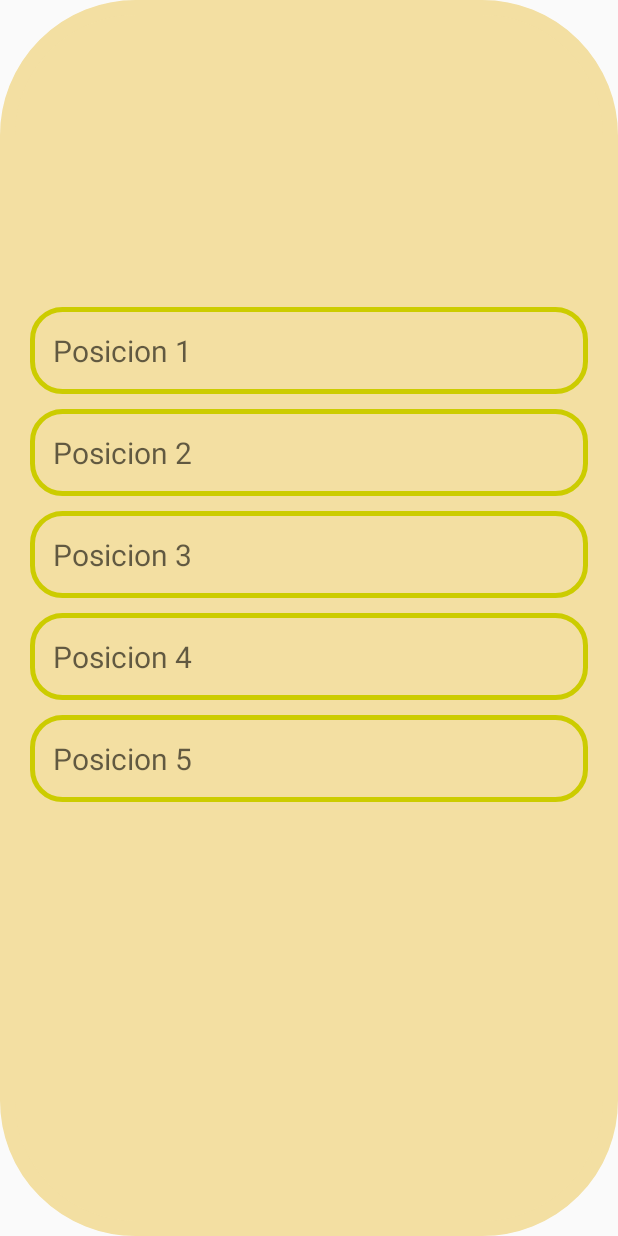
After one commit to moisiete99/AdivinaQuien, an Android app: the ClasificacionActivity screen opened directly, with no data from a screen before it, on a phone screen of 412 x 824 dp. The commit adds this screen. Run offline under Robolectric (Android 15) with nearby library versions, the phone set to English and light mode, and no system bars; our stand-ins replace Firebase (no records; nobody signed in at launch, a user with empty details on screens opened directly).

Commit message:
mostrando clasificacion OK

```diff
--- a/app/src/main/AndroidManifest.xml
+++ b/app/src/main/AndroidManifest.xml
@@ -9,6 +9,9 @@
         android:roundIcon="@mipmap/ic_launcher_round"
         android:supportsRtl="true"
         android:theme="@style/Theme.AdivinaQuien">
+        <activity
+            android:name=".ClasificacionActivity"
+            android:exported="true" />
         <activity
             android:name=".Chat2"
             android:exported="true" />
--- /dev/null
+++ b/app/src/main/java/com/example/adivinaquien/ClasificacionActivity.kt
@@ -0,0 +1,94 @@
+package com.example.adivinaquien
+
+import androidx.appcompat.app.AppCompatActivity
+import android.os.Bundle
+import android.view.View
+import android.view.Window
+import android.widget.TextView
+import com.google.firebase.auth.FirebaseAuth
+import com.google.firebase.database.*
+
+class ClasificacionActivity : AppCompatActivity() {
+
+    //lateinit var lvDatos: ListView
+    lateinit var txtc0: TextView
+    lateinit var txtc1: TextView
+    lateinit var txtc2: TextView
+    lateinit var txtc3: TextView
+    lateinit var txtc4: TextView
+    lateinit var mDbRef: DatabaseReference
+    lateinit var mAuth: FirebaseAuth
+    var datosList = arrayListOf<String>()
+
+    override fun onCreate(savedInstanceState: Bundle?) {
+        super.onCreate(savedInstanceState)
+        supportRequestWindowFeature(Window.FEATURE_NO_TITLE) //quitamos title Bar
+        setContentView(R.layout.activity_clasificacion)
+        window.decorView.systemUiVisibility = View.SYSTEM_UI_FLAG_FULLSCREEN
+        actionBar?.hide()
+        supportActionBar?.hide()
+
+        mAuth = FirebaseAuth.getInstance() //intancia para autentificacion
+        mDbRef = FirebaseDatabase.getInstance().getReference() //instancia para BD
+
+        txtc0 = findViewById(R.id.txt_c0)
+        txtc1 = findViewById(R.id.txt_c1)
+        txtc2 = findViewById(R.id.txt_c2)
+        txtc3 = findViewById(R.id.txt_c3)
+        txtc4 = findViewById(R.id.txt_c4)
+
+        leerClasificacionBD()
+    }
+
+    fun leerClasificacionBD() {
+        mDbRef.child("clasificacion").addValueEventListener(object : ValueEventListener {
+            override fun onDataChange(snapshot: DataSnapshot) {
+                val myuid: String = mAuth.currentUser?.uid!!
+                println("MyUID: " + myuid)
+                for (postSnapshot in snapshot.children) {
+                    val fechaBD = postSnapshot.value.toString()
+
+                    println(postSnapshot)
+                    if (postSnapshot.key.toString() == myuid) { //mostramos de nuestro propio usuario
+                        datosList.add(fechaBD)
+                    }
+                }
+
+                println("datosList: " + datosList.size)//2
+                if (datosList.size == 0)
+                    println("No hay datos")
+                if (datosList.size == 1) {
+                    txtc0.text = datosList[0]
+                }
+                if (datosList.size == 2) {
+                    txtc0.text = datosList[0]
+                    txtc1.text = datosList[1]
+                }
+                if (datosList.size == 3) {
+                    txtc0.text = datosList[0]
+                    txtc1.text = datosList[1]
+                    txtc2.text = datosList[2]
+                }
+                if (datosList.size == 4) {
+                    txtc0.text = datosList[0]
+                    txtc1.text = datosList[1]
+                    txtc2.text = datosList[2]
+                    txtc3.text = datosList[3]
+                }
+                if (datosList.size == 5) {
+                    txtc0.text = datosList[0]
+                    txtc1.text = datosList[1]
+                    txtc2.text = datosList[2]
+                    txtc3.text = datosList[3]
+                    txtc4.text = datosList[4]
+                }
+                //println("Clasificaciones" + Arrays.toString(datosList.toArray()))
+            }
+
+            override fun onCancelled(error: DatabaseError) {
+
+            }
+
+        })
+    }
+}
--- a/app/src/main/java/com/example/adivinaquien/MainActivity.kt
+++ b/app/src/main/java/com/example/adivinaquien/MainActivity.kt
@@ -12,6 +12,8 @@ import android.widget.ImageButton
 class MainActivity : AppCompatActivity() {
 
     lateinit var btnvs2: ImageButton
+    lateinit var btnClasificacion: ImageButton
+
     override fun onCreate(savedInstanceState: Bundle?) {
         super.onCreate(savedInstanceState)
         supportRequestWindowFeature(Window.FEATURE_NO_TITLE) //quitamos title Bar
@@ -22,9 +24,16 @@ class MainActivity : AppCompatActivity() {
         supportActionBar?.hide()
 
         btnvs2 = findViewById(R.id.btnVS2)
+        btnClasificacion = findViewById(R.id.btnClasificacion)
+
         btnvs2.setOnClickListener {
             println("Iniciando 2vs2")
             iniciarJuego2()
+        }
+
+        btnClasificacion.setOnClickListener {
+            println("Iniciando clasificaciones")
+            iniciarClasificacion()
         }
     }
 
@@ -32,4 +41,9 @@ class MainActivity : AppCompatActivity() {
         val i = Intent(this, Entredos::class.java)
         startActivity(i)
     }
+
+    fun iniciarClasificacion() {
+        val i = Intent(this, ClasificacionActivity::class.java)
+        startActivity(i)
+    }
 }
--- /dev/null
+++ b/app/src/main/res/layout/activity_clasificacion.xml
@@ -0,0 +1,89 @@
+<?xml version="1.0" encoding="utf-8"?>
+<LinearLayout xmlns:android="http://schemas.android.com/apk/res/android"
+    xmlns:app="http://schemas.android.com/apk/res-auto"
+    xmlns:tools="http://schemas.android.com/tools"
+    android:layout_width="match_parent"
+    android:layout_height="match_parent"
+    android:orientation="vertical"
+    android:background="@drawable/tablero_background"
+    android:backgroundTint="#F3DFA2"
+    tools:context=".ClasificacionActivity">
+
+    <!--<ListView
+        android:id="@+id/lvDatos"
+        android:layout_width="409dp"
+        android:layout_height="729dp"
+        app:layout_constraintBottom_toBottomOf="parent"
+        app:layout_constraintEnd_toEndOf="parent"
+        app:layout_constraintStart_toStartOf="parent"
+        android:background="@drawable/tablero_background"
+        android:backgroundTint="#F3DFA2"
+        android:padding="50dp"
+        app:layout_constraintTop_toTopOf="parent" />-->
+
+    <TextView
+        android:id="@+id/txt_c0"
+        android:layout_width="match_parent"
+        android:layout_height="wrap_content"
+        android:background="@drawable/edt_background"
+        android:layout_marginTop="200dp"
+        android:layout_marginLeft="10dp"
+        android:layout_marginRight="10dp"
+        android:padding="15dp"
+        android:hint="Posicion 1"
+        android:textColor="@color/black"
+        android:textSize="20sp"/>
+
+    <TextView
+        android:id="@+id/txt_c1"
+        android:layout_width="match_parent"
+        android:layout_height="wrap_content"
+        android:background="@drawable/edt_background"
+        android:layout_marginTop="10dp"
+        android:layout_marginLeft="10dp"
+        android:layout_marginRight="10dp"
+        android:padding="15dp"
+        android:hint="Posicion 2"
+        android:textColor="@color/black"
+        android:textSize="20sp"/>
+
+    <TextView
+        android:id="@+id/txt_c2"
+        android:layout_width="match_parent"
+        android:layout_height="wrap_content"
+        android:background="@drawable/edt_background"
+        android:layout_marginTop="10dp"
+        android:layout_marginLeft="10dp"
+        android:layout_marginRight="10dp"
+        android:padding="15dp"
+        android:hint="Posicion 3"
+        android:textColor="@color/black"
+        android:textSize="20sp"/>
+
+    <TextView
+        android:id="@+id/txt_c3"
+        android:layout_width="match_parent"
+        android:layout_height="wrap_content"
+        android:background="@drawable/edt_background"
+        android:layout_marginTop="10dp"
+        android:layout_marginLeft="10dp"
+        android:layout_marginRight="10dp"
+        android:padding="15dp"
+        android:hint="Posicion 4"
+        android:textColor="@color/black"
+        android:textSize="20sp"/>
+
+    <TextView
+        android:id="@+id/txt_c4"
+        android:layout_width="match_parent"
+        android:layout_height="wrap_content"
+        android:background="@drawable/edt_background"
+        android:layout_marginTop="10dp"
+        android:layout_marginLeft="10dp"
+        android:layout_marginRight="10dp"
+        android:padding="15dp"
+        android:hint="Posicion 5"
+        android:textColor="@color/black"
+        android:textSize="20sp"/>
+
+</LinearLayout>
--- a/app/src/main/res/layout/activity_main.xml
+++ b/app/src/main/res/layout/activity_main.xml
@@ -49,7 +49,7 @@
             app:srcCompat="@drawable/b2" />
 
         <ImageButton
-            android:id="@+id/imageButton3"
+            android:id="@+id/btnClasificacion"
             android:layout_width="123dp"
             android:layout_height="70dp"
             android:layout_marginTop="35dp"
```
